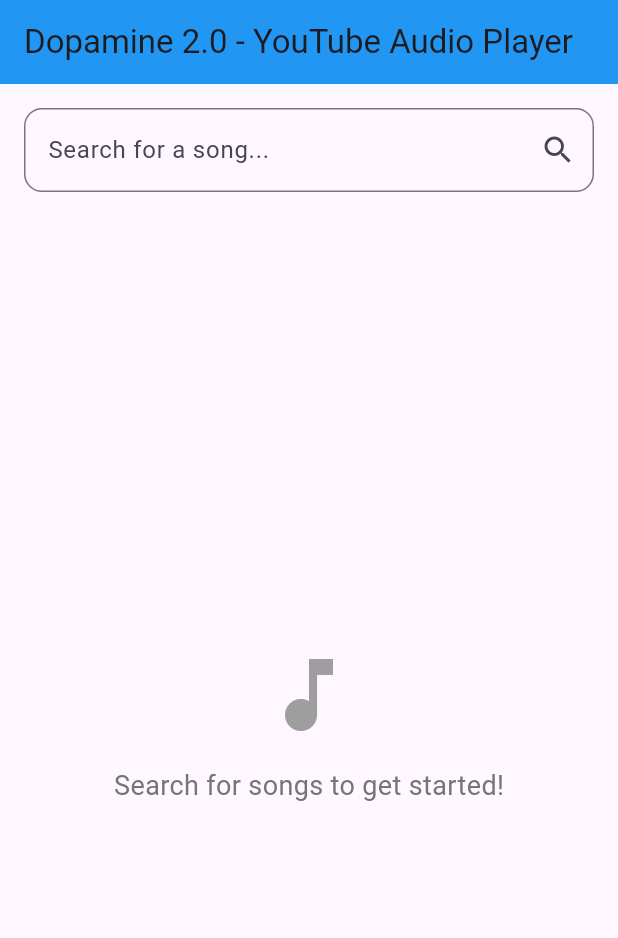
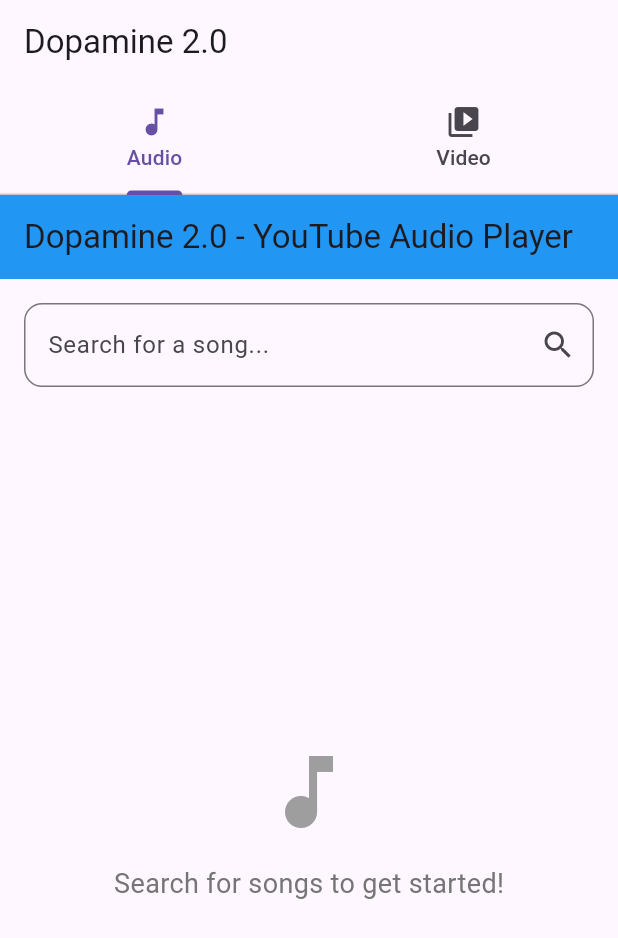
Before and after one commit to ssrivatsava7/Scratch, a Flutter app: the screen it shows after launch, on a phone screen of 412 x 824 dp. Shown: the top 938 px of the screen. Run offline on Flutter 3.47's test engine with Material 3 defaults, Android fonts, the phone set to English and light mode, and no system bars; our stand-ins replace get, just_audio; missing offline and left inert: media_kit, media_kit_video, youtube_explode_dart.

Commit message:
Video player initial implementation

```diff
--- a/dopamine2_0/lib/main.dart
+++ b/dopamine2_0/lib/main.dart
@@ -1,207 +1,133 @@
 import 'package:flutter/material.dart';
 import 'package:get/get.dart';
+import 'package:media_kit/media_kit.dart';
 
-import 'controllers/audio_controller.dart';
+import 'controllers/youtube_media_controller.dart';
+import 'screens/audio_player_screen.dart';
+import 'screens/video_player_screen.dart';
 
 void main() {
+  WidgetsFlutterBinding.ensureInitialized();
+  MediaKit.ensureInitialized(); // Initialize media_kit
   runApp(DopamineApp());
 }
 
 class DopamineApp extends StatelessWidget {
+  const DopamineApp({super.key});
+
   @override
   Widget build(BuildContext context) {
     return GetMaterialApp(
+      debugShowCheckedModeBanner: false,
       title: 'Dopamine 2.0',
       theme: ThemeData(
         primarySwatch: Colors.blue,
         visualDensity: VisualDensity.adaptivePlatformDensity,
       ),
-      home: AudioPlayerScreen(),
+      home: MediaHomeScreen(),
     );
   }
 }
 
-class AudioPlayerScreen extends StatelessWidget {
-  final AudioController audioController = Get.put(AudioController());
+class MediaHomeScreen extends StatelessWidget {
+  final YouTubeMediaController ytController = YouTubeMediaController();
   final TextEditingController searchController = TextEditingController();
+  final RxList videos = [].obs;
+
+  MediaHomeScreen({super.key});
+
+  void searchVideos(String query) async {
+    videos.value = await ytController.searchVideos(query);
+  }
 
   @override
   Widget build(BuildContext context) {
-    return Scaffold(
+    return DefaultTabController(
+      length: 2,
+      child: Scaffold(
         appBar: AppBar(
-        title: Text("Dopamine 2.0 - YouTube Audio Player"),
-        backgroundColor: Colors.blue,
+          title: Text("Dopamine 2.0"),
+          bottom: TabBar(
+            tabs: [
+              Tab(icon: Icon(Icons.music_note), text: "Audio"),
+              Tab(icon: Icon(Icons.video_library), text: "Video"),
+            ],
           ),
-      body: Column(
+        ),
+        body: TabBarView(
           children: [
-          // Search bar for entering song name
+            AudioPlayerScreen(), // Existing audio functionality
+            videoTab(), // New video tab functionality
+          ],
+        ),
+      ),
+    );
+  }
+
+  Widget videoTab() => Column(
+    children: [
       Padding(
-            padding: const EdgeInsets.all(16.0),
+        padding: const EdgeInsets.all(16),
         child: TextField(
           controller: searchController,
           decoration: InputDecoration(
-                hintText: "Search for a song...",
-                border: OutlineInputBorder(
-                  borderRadius: BorderRadius.circular(12),
-                ),
+            hintText: "Search for videos...",
+            border: OutlineInputBorder(borderRadius: BorderRadius.circular(12)),
             suffixIcon: IconButton(
               icon: Icon(Icons.search),
               onPressed: () {
                 if (searchController.text.trim().isNotEmpty) {
-                      audioController.searchVideos(
-                        searchController.text.trim(),
-                      );
+                  searchVideos(searchController.text.trim());
                 }
               },
             ),
           ),
           onSubmitted: (value) {
             if (value.trim().isNotEmpty) {
-                  audioController.searchVideos(value.trim());
+              searchVideos(value.trim());
             }
           },
         ),
       ),
-
-          // Error display
-          Obx(() {
-            if (audioController.currentError.value.isNotEmpty) {
-              return Container(
-                margin: EdgeInsets.symmetric(horizontal: 16, vertical: 8),
-                padding: EdgeInsets.all(12),
-                decoration: BoxDecoration(
-                  color: Colors.red.shade100,
-                  borderRadius: BorderRadius.circular(8),
-                  border: Border.all(color: Colors.red.shade300),
-                ),
-                child: Row(
-                  children: [
-                    Icon(Icons.error, color: Colors.red),
-                    SizedBox(width: 8),
-                    Expanded(
-                      child: Text(
-                        audioController.currentError.value,
-                        style: TextStyle(color: Colors.red.shade700),
-                      ),
-                    ),
-                    IconButton(
-                      icon: Icon(Icons.close, color: Colors.red),
-                      onPressed: () => audioController.clearError(),
-                    ),
-                  ],
-                ),
-              );
-            }
-            return SizedBox.shrink();
-          }),
-
-          // Loading indicator
-          Obx(() {
-            if (audioController.isLoading.value) {
-              return Container(
-                padding: EdgeInsets.all(16),
-                child: Row(
-                  mainAxisAlignment: MainAxisAlignment.center,
-                  children: [
-                    CircularProgressIndicator(),
-                    SizedBox(width: 16),
-                    Text("Loading audio..."),
-                  ],
-                ),
-              );
-            }
-            return SizedBox.shrink();
-          }),
-
-          // Playback controls (when audio is loaded)
-          Obx(() {
-            if (audioController.isPlaying.value) {
-              return Container(
-                padding: EdgeInsets.symmetric(vertical: 8),
-                child: Row(
-                  mainAxisAlignment: MainAxisAlignment.center,
-                  children: [
-                    IconButton(
-                      icon: Icon(Icons.pause, size: 32),
-                      onPressed: () => audioController.togglePlayback(),
-                    ),
-                    SizedBox(width: 16),
-                    IconButton(
-                      icon: Icon(Icons.stop, size: 32),
-                      onPressed: () => audioController.stopPlayback(),
-                    ),
-                  ],
-                ),
-              );
-            }
-            return SizedBox.shrink();
-          }),
-
-          // Display search results
       Expanded(
         child: Obx(() {
-              if (audioController.searchResults.isEmpty) {
+          if (videos.isEmpty) {
             return Center(
-                  child: Column(
-                    mainAxisAlignment: MainAxisAlignment.center,
-                    children: [
-                      Icon(Icons.music_note, size: 64, color: Colors.grey),
-                      SizedBox(height: 16),
-                      Text(
-                        "Search for songs to get started!",
-                        style: TextStyle(
-                          fontSize: 18,
-                          color: Colors.grey.shade600,
-                        ),
-                      ),
-                    ],
+              child: Text(
+                "Search videos to get started!",
+                style: TextStyle(color: Colors.grey),
               ),
             );
           }
 
           return ListView.builder(
-                padding: EdgeInsets.symmetric(horizontal: 8),
-                itemCount: audioController.searchResults.length,
-                itemBuilder: (context, index) {
-                  var video = audioController.searchResults[index];
-                  return Card(
-                    margin: EdgeInsets.symmetric(vertical: 4, horizontal: 8),
-                    child: ListTile(
-                      leading: CircleAvatar(
-                        backgroundColor: Colors.blue,
-                        child: Icon(Icons.music_note, color: Colors.white),
-                      ),
-                      title: Text(
-                        video.title,
-                        maxLines: 2,
-                        overflow: TextOverflow.ellipsis,
-                      ),
-                      subtitle: Column(
-                        crossAxisAlignment: CrossAxisAlignment.start,
-                        children: [
-                          Text(video.author),
-                          if (video.duration != null)
-                            Text(
-                              "${video.duration!.inMinutes}:${(video.duration!.inSeconds % 60).toString().padLeft(2, '0')}",
-                              style: TextStyle(
-                                fontSize: 12,
-                                color: Colors.grey,
-                              ),
-                            ),
-                        ],
-                      ),
+            itemCount: videos.length,
+            itemBuilder: (_, index) {
+              var video = videos[index];
+              return ListTile(
+                leading: Icon(Icons.video_collection),
+                title: Text(video.title),
+                subtitle: Text(video.author),
                 trailing: Icon(Icons.play_arrow),
-                      onTap: () {
-                        audioController.loadAudio(video.id.toString());
+                onTap: () async {
+                  try {
+                    Get.to(() => VideoPlayerScreen(
+                      videoId: video.id.value,
+                      videoTitle: video.title,
+                    ));
+                  } catch (e) {
+                    Get.snackbar(
+                      'Error',
+                      'Failed to play video: ${e.toString()}',
+                      snackPosition: SnackPosition.BOTTOM,
+                    );
+                  }
                 },
-                    ),
               );
             },
           );
         }),
       ),
     ],
-      ),
   );
 }
-}
--- /dev/null
+++ b/dopamine2_0/lib/screens/audio_player_screen.dart
@@ -0,0 +1,190 @@
+import 'package:flutter/material.dart';
+import 'package:get/get.dart';
+import '../controllers/audio_controller.dart';
+
+class AudioPlayerScreen extends StatelessWidget {
+  final AudioController audioController = Get.put(AudioController());
+  final TextEditingController searchController = TextEditingController();
+
+  AudioPlayerScreen({super.key});
+
+  @override
+  Widget build(BuildContext context) {
+    return Scaffold(
+      appBar: AppBar(
+        title: Text("Dopamine 2.0 - YouTube Audio Player"),
+        backgroundColor: Colors.blue,
+      ),
+      body: Column(
+        children: [
+          // Search bar for entering song name
+          Padding(
+            padding: const EdgeInsets.all(16.0),
+            child: TextField(
+              controller: searchController,
+              decoration: InputDecoration(
+                hintText: "Search for a song...",
+                border: OutlineInputBorder(
+                  borderRadius: BorderRadius.circular(12),
+                ),
+                suffixIcon: IconButton(
+                  icon: Icon(Icons.search),
+                  onPressed: () {
+                    if (searchController.text.trim().isNotEmpty) {
+                      audioController.searchVideos(
+                        searchController.text.trim(),
+                      );
+                    }
+                  },
+                ),
+              ),
+              onSubmitted: (value) {
+                if (value.trim().isNotEmpty) {
+                  audioController.searchVideos(value.trim());
+                }
+              },
+            ),
+          ),
+
+          // Error display
+          Obx(() {
+            if (audioController.currentError.value.isNotEmpty) {
+              return Container(
+                margin: EdgeInsets.symmetric(horizontal: 16, vertical: 8),
+                padding: EdgeInsets.all(12),
+                decoration: BoxDecoration(
+                  color: Colors.red.shade100,
+                  borderRadius: BorderRadius.circular(8),
+                  border: Border.all(color: Colors.red.shade300),
+                ),
+                child: Row(
+                  children: [
+                    Icon(Icons.error, color: Colors.red),
+                    SizedBox(width: 8),
+                    Expanded(
+                      child: Text(
+                        audioController.currentError.value,
+                        style: TextStyle(color: Colors.red.shade700),
+                      ),
+                    ),
+                    IconButton(
+                      icon: Icon(Icons.close, color: Colors.red),
+                      onPressed: () => audioController.clearError(),
+                    ),
+                  ],
+                ),
+              );
+            }
+            return SizedBox.shrink();
+          }),
+
+          // Loading indicator
+          Obx(() {
+            if (audioController.isLoading.value) {
+              return Container(
+                padding: EdgeInsets.all(16),
+                child: Row(
+                  mainAxisAlignment: MainAxisAlignment.center,
+                  children: [
+                    CircularProgressIndicator(),
+                    SizedBox(width: 16),
+                    Text("Loading audio..."),
+                  ],
+                ),
+              );
+            }
+            return SizedBox.shrink();
+          }),
+
+          // Playback controls (when audio is loaded)
+          Obx(() {
+            if (audioController.isPlaying.value) {
+              return Container(
+                padding: EdgeInsets.symmetric(vertical: 8),
+                child: Row(
+                  mainAxisAlignment: MainAxisAlignment.center,
+                  children: [
+                    IconButton(
+                      icon: Icon(Icons.pause, size: 32),
+                      onPressed: () => audioController.togglePlayback(),
+                    ),
+                    SizedBox(width: 16),
+                    IconButton(
+                      icon: Icon(Icons.stop, size: 32),
+                      onPressed: () => audioController.stopPlayback(),
+                    ),
+                  ],
+                ),
+              );
+            }
+            return SizedBox.shrink();
+          }),
+
+          // Display search results
+          Expanded(
+            child: Obx(() {
+              if (audioController.searchResults.isEmpty) {
+                return Center(
+                  child: Column(
+                    mainAxisAlignment: MainAxisAlignment.center,
+                    children: [
+                      Icon(Icons.music_note, size: 64, color: Colors.grey),
+                      SizedBox(height: 16),
+                      Text(
+                        "Search for songs to get started!",
+                        style: TextStyle(
+                          fontSize: 18,
+                          color: Colors.grey.shade600,
+                        ),
+                      ),
+                    ],
+                  ),
+                );
+              }
+
+              return ListView.builder(
+                padding: EdgeInsets.symmetric(horizontal: 8),
+                itemCount: audioController.searchResults.length,
+                itemBuilder: (context, index) {
+                  var video = audioController.searchResults[index];
+                  return Card(
+                    margin: EdgeInsets.symmetric(vertical: 4, horizontal: 8),
+                    child: ListTile(
+                      leading: CircleAvatar(
+                        backgroundColor: Colors.blue,
+                        child: Icon(Icons.music_note, color: Colors.white),
+                      ),
+                      title: Text(
+                        video.title,
+                        maxLines: 2,
+                        overflow: TextOverflow.ellipsis,
+                      ),
+                      subtitle: Column(
+                        crossAxisAlignment: CrossAxisAlignment.start,
+                        children: [
+                          Text(video.author),
+                          if (video.duration != null)
+                            Text(
+                              "${video.duration!.inMinutes}:${(video.duration!.inSeconds % 60).toString().padLeft(2, '0')}",
+                              style: TextStyle(
+                                fontSize: 12,
+                                color: Colors.grey,
+                              ),
+                            ),
+                        ],
+                      ),
+                      trailing: Icon(Icons.play_arrow),
+                      onTap: () {
+                        audioController.loadAudio(video.id.toString());
+                      },
+                    ),
+                  );
+                },
+              );
+            }),
+          ),
+        ],
+      ),
+    );
+  }
+}
```
Also changed, not shown: dopamine2_0/lib/controllers/youtube_media_controller.dart (added, +100 -0 lines), dopamine2_0/lib/screens/video_player_screen.dart (added, +115 -0 lines), dopamine2_0/pubspec.yaml (+8 -5 lines), dopamine2_0/pubspec.lock, 7 other files. Lines whose indentation alone changed are shown as unchanged.
